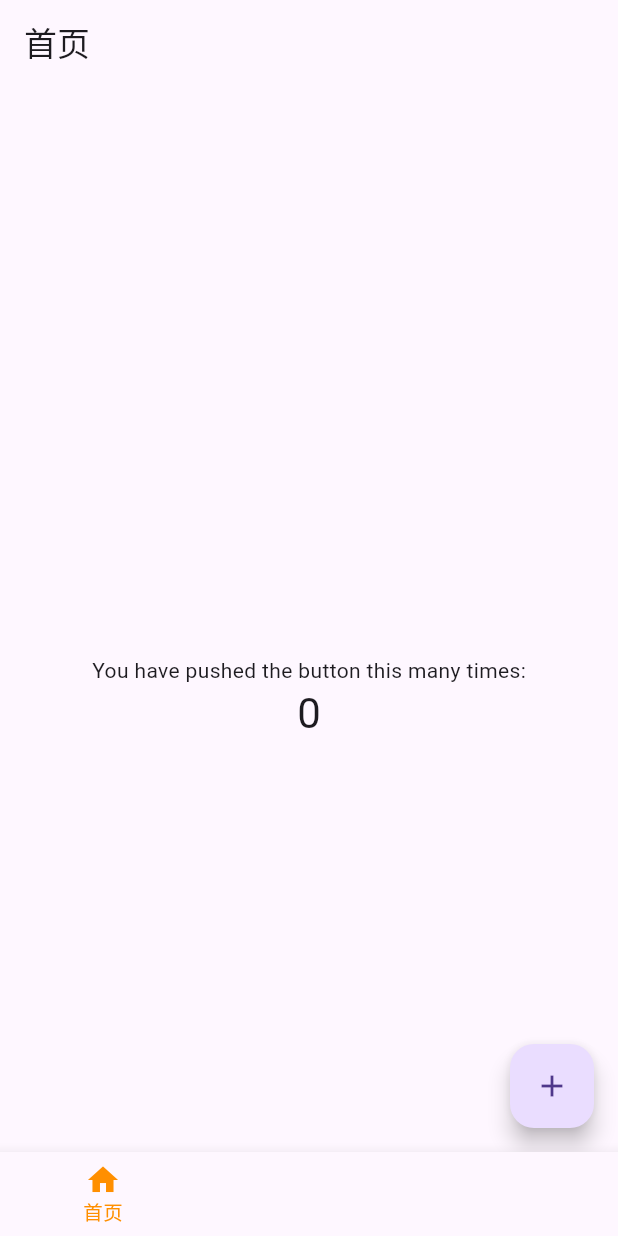
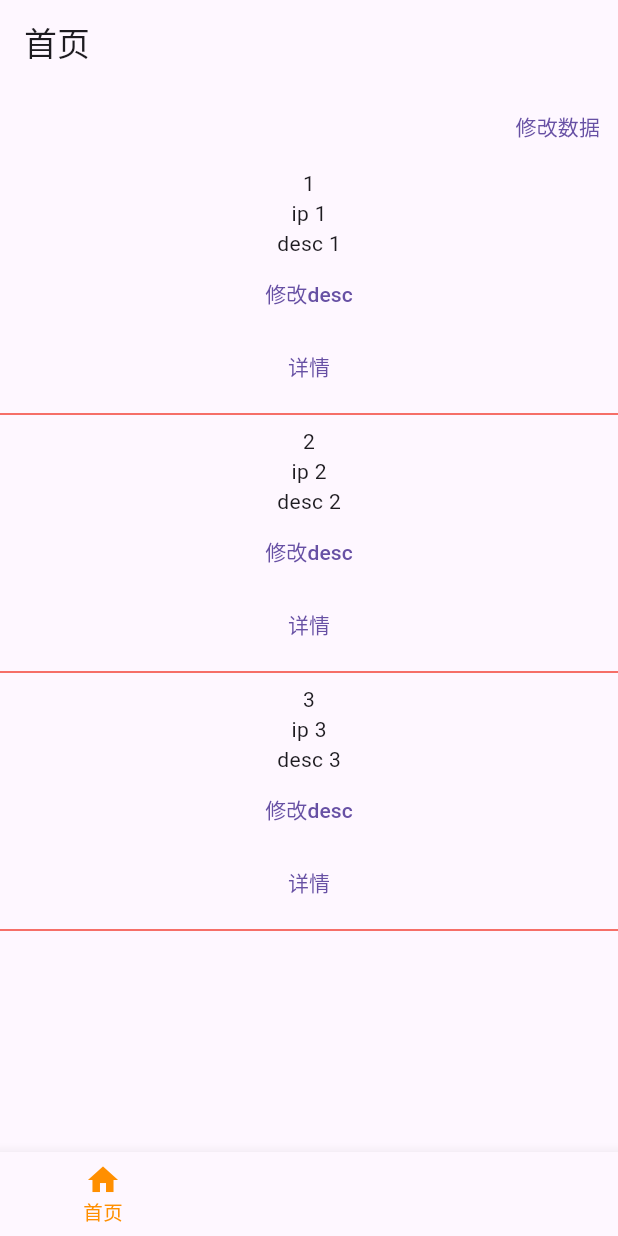
Before and after one commit to unaSheng/flutter_application_1, a Flutter app: the screen it shows after launch, on a phone screen of 412 x 824 dp. Run offline on Flutter 3.47's test engine with Material 3 defaults, Android fonts, the phone set to English and light mode, and no system bars; our stand-ins replace easy_refresh, visibility_detector.

Commit message:
study provider

```diff
--- /dev/null
+++ b/devtools_options.yaml
@@ -0,0 +1,3 @@
+description: This file stores settings for Dart & Flutter DevTools.
+documentation: https://docs.flutter.dev/tools/devtools/extensions#configure-extension-enablement-states
+extensions:
--- /dev/null
+++ b/lib/detail.dart
@@ -0,0 +1,143 @@
+import 'package:flutter/cupertino.dart';
+import 'package:flutter/material.dart';
+import 'package:flutter_application_1/models.dart';
+import 'package:provider/provider.dart';
+
+class DetailPage extends StatefulWidget {
+  final FeedInfo item;
+  const DetailPage({super.key, required this.item});
+
+  @override
+  State<StatefulWidget> createState() => _DetailPageState();
+}
+
+class _DetailPageState extends State<DetailPage> {
+  FeedInfo get info => widget.item;
+
+  @override
+  Widget build(BuildContext context) {
+    return Scaffold(
+      backgroundColor: Colors.white,
+      appBar: AppBar(
+        title: const Text('详情')
+      ),
+      body: Column(
+        children: [
+          IdText(id: info.id),
+          IpText(ip: info.source?.ip ?? ""),
+          DescText(id: info.id, desc: info.source?.content?.desc ?? ""),
+          TextButton(
+              onPressed: () {
+                Provider.of<FeedInfoModel?>(context, listen: false)?.updateItem(
+                    info.id, 'feed id: ${info.id} - detail upadte desc');
+              },
+              child: const Text('修改desc')),
+        ],
+      ),
+    );
+  }
+}
+
+class IdText extends StatelessWidget {
+  final String id;
+  const IdText({super.key, required this.id});
+  @override
+  Widget build(BuildContext context) {
+    print('detail id rebuild');
+    return Text(id);
+  }
+}
+
+class IpText extends StatelessWidget {
+  final String ip;
+  const IpText({super.key, required this.ip});
+  @override
+  Widget build(BuildContext context) {
+    print('detail ip rebuild');
+    return Text(ip);
+  }
+}
+
+class DescText extends StatelessWidget {
+  final String id;
+  final String desc;
+  const DescText({super.key, required this.id, required this.desc});
+  @override
+  Widget build(BuildContext context) {
+    print('detail desc rebuild');
+    String desc = context.select<FeedInfoModel?, String>(
+        (info) => info?.getItem(id)?.source?.content?.desc ?? "");
+    return Text(desc);
+  }
+}
+
+class ListItemWidget extends StatefulWidget {
+  final FeedInfo item;
+  const ListItemWidget({super.key, required this.item});
+  @override
+  State<StatefulWidget> createState() => _ListItemWidgetState();
+}
+
+class _ListItemWidgetState extends State<ListItemWidget> {
+  FeedInfo get item => widget.item;
+
+
+  @override
+  Widget build(BuildContext context) {
+    return Column(
+      children: [
+        ListIdText(id: item.id),
+        ListIpText(ip: item.source?.ip ?? ""),
+        ListDescText(id: item.id, desc: item.source?.content?.desc ?? ""),
+        TextButton(
+            onPressed: () {
+              Provider.of<FeedInfoModel?>(context, listen: false)?.updateItem(
+                  item.id, 'feed id: ${item.id} - list item upadte desc');
+            },
+            child: const Text('修改desc')),
+        TextButton(
+            onPressed: () {
+              Navigator.push(
+                  context,
+                  CupertinoPageRoute(
+                      builder: (context) => DetailPage(item: item)));
+            },
+            child: const Text('详情')),
+        const Divider(color: Colors.red)
+      ],
+    );
+  }
+}
+
+class ListIdText extends StatelessWidget {
+  final String id;
+  const ListIdText({super.key, required this.id});
+  @override
+  Widget build(BuildContext context) {
+    print('list id rebuild');
+    return Text(id);
+  }
+}
+
+class ListIpText extends StatelessWidget {
+  final String ip;
+  const ListIpText({super.key, required this.ip});
+  @override
+  Widget build(BuildContext context) {
+    print('list ip rebuild');
+    return Text(ip);
+  }
+}
+
+class ListDescText extends StatelessWidget {
+  final String id;
+  final String desc;
+  const ListDescText({super.key, required this.id, required this.desc});
+  @override
+  Widget build(BuildContext context) {
+    print('list desc rebuild');
+    String desc = context.select<FeedInfoModel?, String>(
+        (info) => info?.getItem(id)?.source?.content?.desc ?? "");
+    return Text(desc);
+  }
+}
--- a/lib/home.dart
+++ b/lib/home.dart
@@ -1,19 +1,10 @@
-import 'package:flutter/cupertino.dart';
 import 'package:flutter/material.dart';
-
-import 'package:flutter_application_1/custom_widget_list.dart';
+import 'package:flutter_application_1/detail.dart';
+import 'package:flutter_application_1/models.dart';
+import 'package:provider/provider.dart';
 
 class MyHomePage extends StatefulWidget {
   const MyHomePage({super.key, required this.title});
-
-  // This widget is the home page of your application. It is stateful, meaning
-  // that it has a State object (defined below) that contains fields that affect
-  // how it looks.
-
-  // This class is the configuration for the state. It holds the values (in this
-  // case the title) provided by the parent (in this case the App widget) and
-  // used by the build method of the State. Fields in a Widget subclass are
-  // always marked "final".
 
   final String title;
 
@@ -22,69 +13,33 @@ class MyHomePage extends StatefulWidget {
 }
 
 class _MyHomePageState extends State<MyHomePage> {
-  int _counter = 0;
-
-  void _incrementCounter() {
-    Navigator.push(context,
-        CupertinoPageRoute(builder: (context) => const CustomListPage()));
-
-    setState(() {
-      // This call to setState tells the Flutter framework that something has
-      // changed in this State, which causes it to rerun the build method below
-      // so that the display can reflect the updated values. If we changed
-      // _counter without calling setState(), then the build method would not be
-      // called again, and so nothing would appear to happen.
-      _counter++;
-    });
-  }
-
   @override
   Widget build(BuildContext context) {
-    // This method is rerun every time setState is called, for instance as done
-    // by the _incrementCounter method above.
-    //
-    // The Flutter framework has been optimized to make rerunning build methods
-    // fast, so that you can just rebuild anything that needs updating rather
-    // than having to individually change instances of widgets.
-
+    FeedInfoModel infoModel = context.read();
     return Scaffold(
       appBar: AppBar(
         title: Text(widget.title),
+        actions: [
+          TextButton(
+              onPressed: () {
+                Provider.of<FeedInfoModel>(context, listen: false).updateItem("1", "notify 自定义 desc");
+              },
+              child: const Text('修改数据'))
+        ],
       ),
-      body: Center(
-        // Center is a layout widg et. It takes a single child and positions it
-        // in the middle of the parent.
-        child: Column(
-          // Column is also a layout widget. It takes a list of children and
-          // arranges them vertically. By default, it sizes itself to fit its
-          // children horizontally, and tries to be as tall as its parent.
-          //
-          // Column has various properties to control how it sizes itself and
-          // how it positions its children. Here we use mainAxisAlignment to
-          // center the children vertically; the main axis here is the vertical
-          // axis because Columns are vertical (the cross axis would be
-          // horizontal).
-          //
-          // TRY THIS: Invoke "debug painting" (choose the "Toggle Debug Paint"
-          // action in the IDE, or press "p" in the console), to see the
-          // wireframe for each widget.
-          mainAxisAlignment: MainAxisAlignment.center,
-          children: <Widget>[
-            const SizedBox(height: 50),
-            const Text(
-              'You have pushed the button this many times:',
+
+      body: CustomScrollView(
+        scrollDirection: Axis.vertical,
+        slivers: [
+          SliverList(
+            delegate: SliverChildBuilderDelegate(
+              (context, index) {
+                return ListItemWidget(item: infoModel.items[index]);
+              },
+              childCount: infoModel.items.length,
             ),
-            Text(
-              '$_counter',
-              style: Theme.of(context).textTheme.headlineMedium,
-            ),
-          ],
-        ),
-      ),
-      floatingActionButton: FloatingActionButton(
-        onPressed: _incrementCounter,
-        tooltip: 'Increment',
-        child: const Icon(Icons.add),
+          ),
+        ],
       ), // This trailing comma makes auto-formatting nicer for build methods.
     );
   }
--- a/lib/home_tab.dart
+++ b/lib/home_tab.dart
@@ -43,8 +43,7 @@ class BottomNavigationBarPageApp extends StatelessWidget {
   @override
   Widget build(BuildContext context) {
     return const MaterialApp(
-        debugShowCheckedModeBanner: false,
-         home: BottomNavigationBarPage());
+        debugShowCheckedModeBanner: false, home: BottomNavigationBarPage());
   }
 }
 
@@ -91,7 +90,8 @@ class _BottomNavigationBarPageState extends State<BottomNavigationBarPage> {
         currentIndex: currentIndex,
         items: const <BottomNavigationBarItem>[
           BottomNavigationBarItem(icon: Icon(Icons.home), label: '首页'),
-          BottomNavigationBarItem(icon: Icon(Icons.message_rounded), label: '消息'),
+          BottomNavigationBarItem(
+              icon: Icon(Icons.message_rounded), label: '消息'),
           BottomNavigationBarItem(icon: Icon(Icons.people), label: '我的'),
           BottomNavigationBarItem(icon: Icon(Icons.more), label: '更多'),
         ],
--- a/lib/main.dart
+++ b/lib/main.dart
@@ -1,6 +1,14 @@
 import 'package:flutter/material.dart';
+import 'package:flutter_application_1/models.dart';
+import 'package:provider/provider.dart';
 import 'home_tab.dart';
 
 void main() {
-  runApp(const BottomNavigationBarPageApp());
+  runApp(ChangeNotifierProvider(
+      create: (context) => FeedInfoModel([
+            FeedInfo('1', Source('ip 1', Content('desc 1'))),
+            FeedInfo('2', Source('ip 2', Content('desc 2'))),
+            FeedInfo('3', Source('ip 3', Content('desc 3'))),
+          ]),
+      child: const BottomNavigationBarPageApp()));
 }
--- a/lib/models.dart
+++ b/lib/models.dart
@@ -1,3 +1,4 @@
+import 'package:flutter/material.dart';
 
 class Profile {
   String nick;
@@ -20,3 +21,48 @@ class User {
     return User(json['userId'] as String, Profile.fromJson(json['profile']));
   }
 }
+
+class FeedInfo {
+  String id;
+  Source? source;
+
+  FeedInfo(this.id, this.source);
+}
+
+class Source {
+  String? ip;
+  Content? content;
+
+  Source(this.ip, this.content);
+}
+
+class Content {
+  String? desc;
+
+  Content(this.desc);
+}
+
+class FeedInfoModel extends ChangeNotifier {
+  List<FeedInfo> items;
+
+  FeedInfoModel(this.items);
+
+  FeedInfo? getItem(String id) {
+    for (var item in items) {
+      if (item.id == id) {
+        return item;
+      }
+    }
+    return null;
+  }
+
+  void updateItem(String id, String desc) {
+    for (var item in items) {
+      if (item.id == id) {
+        item.source?.content?.desc = desc;
+        notifyListeners();
+        break;
+      }
+    }
+  }
+}
--- a/pubspec.yaml
+++ b/pubspec.yaml
@@ -30,7 +30,6 @@ environment:
 dependencies:
   provider: ^6.1.2
   visibility_detector: ^0.4.0+2
-
   json_annotation: ^4.9.0
 
   flutter:
```
